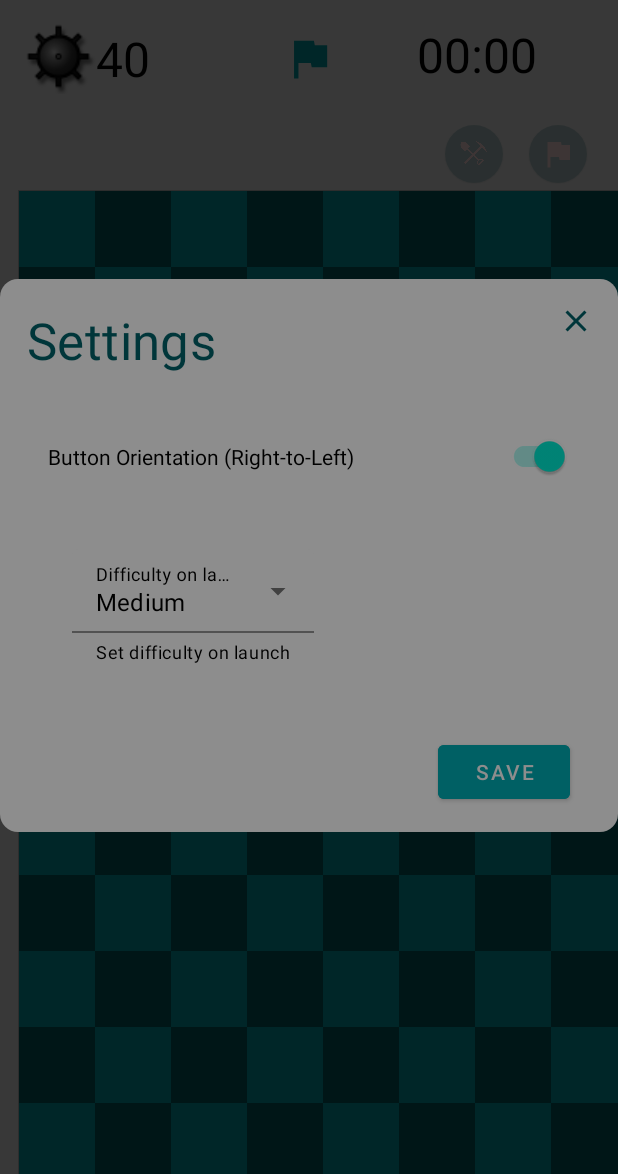
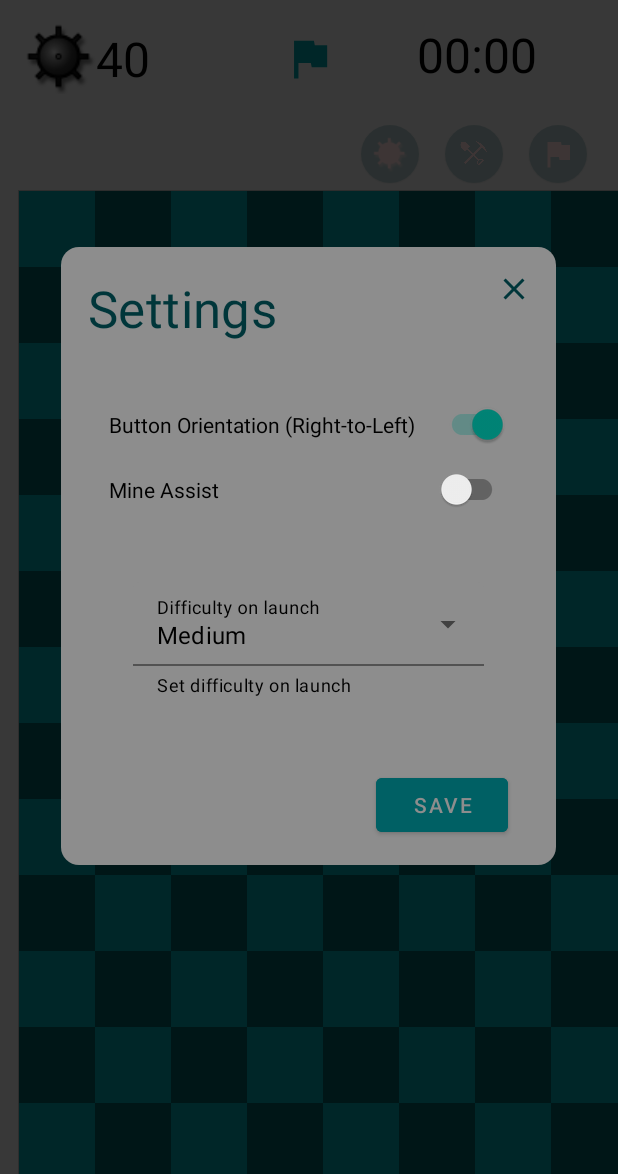
Before and after one commit to ubertrombone/minesweeper, an Android app: the fragment MinesweeperFragment shown on its own in the app's theme, after a tap on "Settings", on a phone screen of 412 x 824 dp, the part 62-1236 px from its top. Run offline under Robolectric (Android 15) with nearby library versions, the phone set to English and light mode, and no system bars; our stand-ins replace Firebase (no records; nobody signed in at launch, a user with empty details on screens opened directly), data binding; 1 statement that could not run was skipped.

Commit message:
Updated UI

```diff
--- a/app/src/main/java/com/minesweeperMobile/newgame/NewGameFragment.kt
+++ b/app/src/main/java/com/minesweeperMobile/newgame/NewGameFragment.kt
@@ -3,6 +3,7 @@ package com.minesweeperMobile.newgame
 import android.graphics.Color
 import android.graphics.drawable.ColorDrawable
 import android.os.Bundle
+import android.util.DisplayMetrics
 import android.view.*
 import androidx.fragment.app.DialogFragment
 import androidx.fragment.app.activityViewModels
@@ -60,8 +61,10 @@ class NewGameFragment: DialogFragment() {
 
     override fun onStart() {
         super.onStart()
+        val displayMetrics = DisplayMetrics()
+        activity?.windowManager?.defaultDisplay?.getRealMetrics(displayMetrics)
         dialog?.window?.setLayout(
-            WindowManager.LayoutParams.WRAP_CONTENT,
+            displayMetrics.widthPixels - (displayMetrics.widthPixels * .2).toInt(),
             WindowManager.LayoutParams.WRAP_CONTENT
         )
         dialog?.window?.setBackgroundDrawable(ColorDrawable(Color.TRANSPARENT))
--- a/app/src/main/java/com/minesweeperMobile/settings/SettingsFragment.kt
+++ b/app/src/main/java/com/minesweeperMobile/settings/SettingsFragment.kt
@@ -3,6 +3,7 @@ package com.minesweeperMobile.settings
 import android.graphics.Color
 import android.graphics.drawable.ColorDrawable
 import android.os.Bundle
+import android.util.DisplayMetrics
 import android.view.LayoutInflater
 import android.view.View
 import android.view.ViewGroup
@@ -60,8 +61,10 @@ class SettingsFragment : DialogFragment() {
 
     override fun onStart() {
         super.onStart()
+        val displayMetrics = DisplayMetrics()
+        activity?.windowManager?.defaultDisplay?.getRealMetrics(displayMetrics)
         dialog?.window?.setLayout(
-            WindowManager.LayoutParams.WRAP_CONTENT,
+            displayMetrics.widthPixels - (displayMetrics.widthPixels * .2).toInt(),
             WindowManager.LayoutParams.WRAP_CONTENT
         )
         dialog?.window?.setBackgroundDrawable(ColorDrawable(Color.TRANSPARENT))
--- a/app/src/main/res/layout/fragment_minesweeper.xml
+++ b/app/src/main/res/layout/fragment_minesweeper.xml
@@ -114,6 +114,22 @@
                     app:fabSize="mini"
                     app:tint="@color/red_dark"/>
 
+            <com.google.android.material.floatingactionbutton.FloatingActionButton
+                    android:id="@+id/fab_mine"
+                    android:layout_width="0dp"
+                    android:layout_height="wrap_content"
+                    android:layout_weight=".2"
+                    android:layout_marginStart="8dp"
+                    android:backgroundTint="@color/cyan_dark"
+                    android:src="@drawable/gnome_gnomine__2_"
+                    android:contentDescription="@string/mine"
+                    android:focusable="true"
+                    android:alpha=".25"
+                    android:enabled="false"
+
+                    app:fabSize="mini"
+                    app:tint="@color/red_dark"/>
+
         </LinearLayout>
 
         <androidx.core.widget.NestedScrollView android:layout_width="match_parent" android:layout_height="wrap_content" >
--- a/app/src/main/res/layout/fragment_new_game.xml
+++ b/app/src/main/res/layout/fragment_new_game.xml
@@ -38,7 +38,8 @@
                         android:textColor="@color/cyan_dark"
                         tools:text="New Game"
                         app:layout_constraintStart_toStartOf="parent"
-                        app:layout_constraintTop_toTopOf="parent"/>
+                        app:layout_constraintTop_toTopOf="parent"
+                        app:layout_constraintEnd_toEndOf="parent"/>
 
                 <View
                         android:id="@+id/divider_under_title"
@@ -62,6 +63,7 @@
                         app:boxBackgroundColor="@color/gray_dark"
                         app:layout_constraintTop_toBottomOf="@id/divider_under_title"
                         app:layout_constraintStart_toStartOf="parent"
+                        app:layout_constraintEnd_toEndOf="parent"
                         app:helperText="@string/pick_a_difficulty_helper"
                         app:helperTextTextColor="@color/black">
 
@@ -167,11 +169,10 @@
                         android:text="@string/submit"
                         android:textColor="@color/gray_dark"
                         android:backgroundTint="@color/cyan_900"
-                        android:layout_marginEnd="32dp"
                         android:layout_marginTop="32dp"
                         android:layout_marginBottom="16dp"
                         app:layout_constraintBottom_toBottomOf="parent"
-                        app:layout_constraintEnd_toEndOf="parent"
+                        app:layout_constraintEnd_toEndOf="@id/pick_difficulty"
                         app:layout_constraintTop_toBottomOf="@id/number_of_mines_field"/>
 
             </androidx.constraintlayout.widget.ConstraintLayout>
--- a/app/src/main/res/layout/fragment_settings.xml
+++ b/app/src/main/res/layout/fragment_settings.xml
@@ -63,6 +63,20 @@
                         app:layout_constraintStart_toStartOf="parent"
                         app:layout_constraintTop_toBottomOf="@id/divider_under_title" />
 
+                <com.google.android.material.switchmaterial.SwitchMaterial
+                        android:id="@+id/mine_assist_switch"
+                        android:theme="@style/SwitchTheme"
+                        android:layout_width="0dp"
+                        android:layout_height="wrap_content"
+                        android:checked="false"
+                        android:text="@string/mine_assist"
+                        android:layout_marginTop="16dp"
+                        android:layout_marginStart="32dp"
+                        android:layout_marginEnd="32dp"
+                        app:layout_constraintEnd_toEndOf="parent"
+                        app:layout_constraintStart_toStartOf="parent"
+                        app:layout_constraintTop_toBottomOf="@id/rtl_switch" />
+
                 <com.google.android.material.textfield.TextInputLayout
                         android:id="@+id/set_difficulty"
                         style="@style/Widget.MaterialComponents.TextInputLayout.FilledBox.ExposedDropdownMenu"
@@ -74,7 +88,7 @@
                         android:padding="16dp"
                         android:textColorHint="@color/black"
                         app:boxBackgroundColor="@color/gray_dark"
-                        app:layout_constraintTop_toBottomOf="@id/rtl_switch"
+                        app:layout_constraintTop_toBottomOf="@id/mine_assist_switch"
                         app:layout_constraintStart_toStartOf="parent"
                         app:helperText="@string/set_difficulty_on_launch"
                         app:helperTextTextColor="@color/black">
--- a/app/src/main/res/values/strings.xml
+++ b/app/src/main/res/values/strings.xml
@@ -63,4 +63,5 @@
     <string name="position">%d.</string>
     <string name="record">%s %s</string>
     <string name="profanity_filter">Username should not contain profanity</string>
+    <string name="mine_assist">Mine Assist</string>
 </resources>
```
